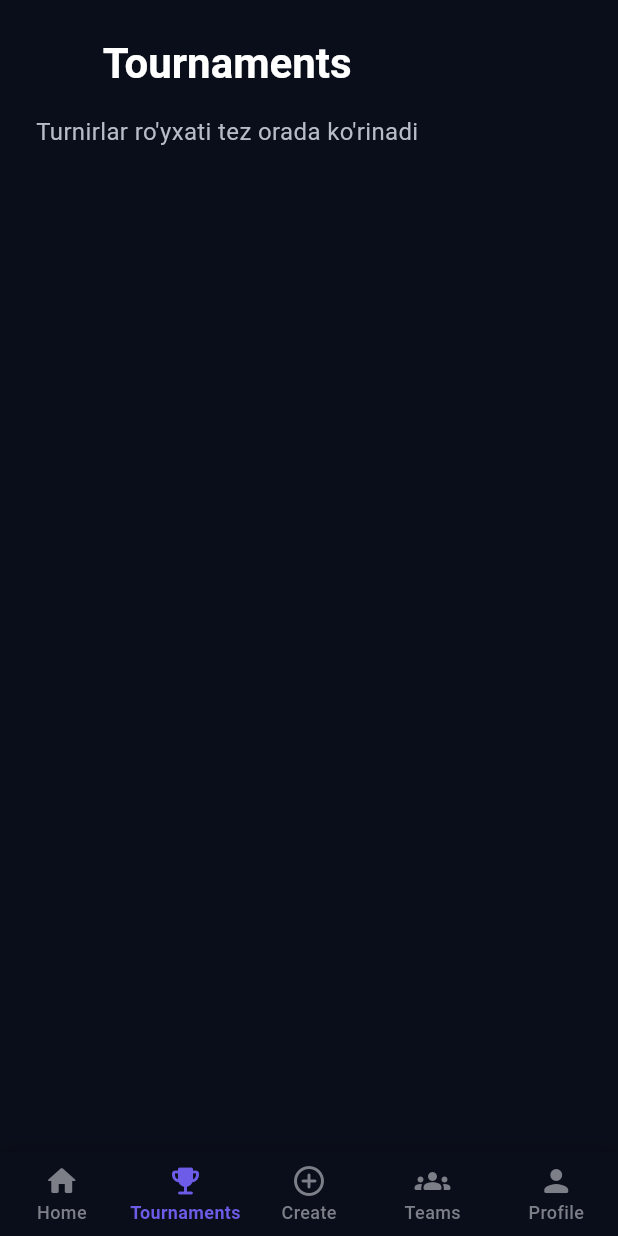
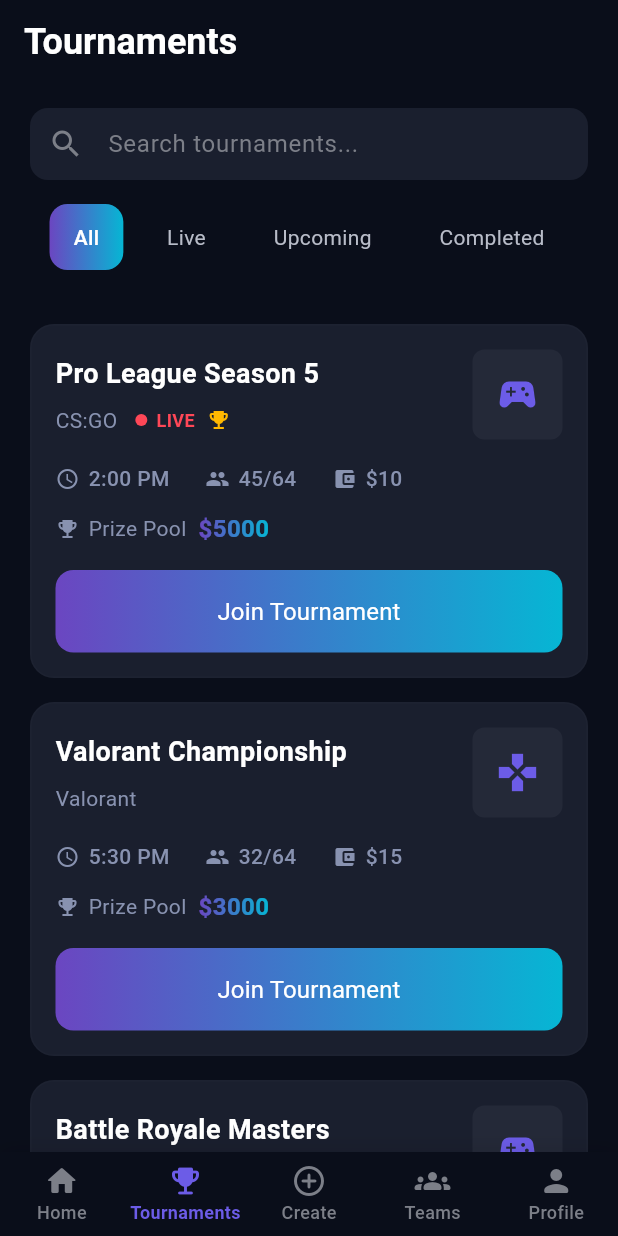
Before and after one commit to Turgunoff/gamehub, a Flutter app: the DashboardPage screen opened by its route, item 2 of the bottom bar chosen, on a phone screen of 412 x 824 dp. Run offline on Flutter 3.47's test engine with Material 3 defaults, Android fonts, the phone set to English and light mode, and no system bars; our stand-ins replace connectivity_plus, equatable, flutter_animate, flutter_bloc, go_router, internet_connection_checker_plus and 2 more; missing offline and left inert: app_settings; accounts and stored records are empty; statements that could not run were skipped.

Commit message:
✨ Integrate Rive animations and enhance navigation in GameHub: Added Rive-related dependencies and updated pubspec.lock. Implemented TournamentsPage in the app router and dashboard, improving user navigation. Refined bottom navigation bar for better user experience.

```diff
--- a/lib/core/router/app_router.dart
+++ b/lib/core/router/app_router.dart
@@ -5,6 +5,7 @@ import '../../features/onboarding/presentation/pages/onboarding_page.dart';
 import '../../features/auth/presentation/pages/login_page.dart';
 import '../../features/auth/presentation/pages/otp_verification_page.dart';
 import '../../features/home/presentation/pages/dashboard_page.dart';
+import '../../features/tournaments/presentation/pages/tournaments_page.dart';
 
 class AppRouter {
   static final GoRouter router = GoRouter(
@@ -27,6 +28,10 @@ class AppRouter {
         path: '/dashboard',
         builder: (context, state) => const DashboardPage(),
       ),
+      GoRoute(
+        path: '/tournaments',
+        builder: (context, state) => const TournamentsPage(),
+      ),
     ],
   );
 }
--- a/lib/features/home/presentation/pages/dashboard_page.dart
+++ b/lib/features/home/presentation/pages/dashboard_page.dart
@@ -5,6 +5,7 @@ import 'package:go_router/go_router.dart';
 import '../../../../core/theme/app_colors.dart';
 import '../../../auth/presentation/bloc/auth_bloc.dart';
 import '../../../../shared/widgets/bottom_nav_bar.dart';
+import '../../../tournaments/presentation/pages/tournaments_page.dart';
 
 class DashboardPage extends StatefulWidget {
   const DashboardPage({super.key});
@@ -644,28 +645,7 @@ class _TournamentsContent extends StatelessWidget {
 
   @override
   Widget build(BuildContext context) {
-    return SafeArea(
-      child: Padding(
-        padding: const EdgeInsets.all(24),
-        child: Column(
-          children: [
-            Text(
-              'Tournaments',
-              style: Theme.of(context).textTheme.headlineMedium?.copyWith(
-                color: AppColors.textPrimary,
-                fontWeight: FontWeight.w700,
-                fontSize: 28,
-              ),
-            ),
-            const SizedBox(height: 16),
-            Text(
-              'Turnirlar ro\'yxati tez orada ko\'rinadi',
-              style: TextStyle(color: AppColors.textSecondary, fontSize: 16),
-            ),
-          ],
-        ),
-      ),
-    );
+    return const TournamentsPage();
   }
 }
 
--- /dev/null
+++ b/lib/features/tournaments/domain/entities/tournament.dart
@@ -0,0 +1,29 @@
+class Tournament {
+  final String id;
+  final String title;
+  final String game;
+  final String status; // "LIVE", "UPCOMING", "COMPLETED"
+  final String time;
+  final int currentParticipants;
+  final int maxParticipants;
+  final double entryFee;
+  final double prizePool;
+  final String imageUrl;
+  final bool isLive;
+  final bool isPremium;
+
+  Tournament({
+    required this.id,
+    required this.title,
+    required this.game,
+    required this.status,
+    required this.time,
+    required this.currentParticipants,
+    required this.maxParticipants,
+    required this.entryFee,
+    required this.prizePool,
+    required this.imageUrl,
+    this.isLive = false,
+    this.isPremium = false,
+  });
+}
--- /dev/null
+++ b/lib/features/tournaments/presentation/pages/tournaments_page.dart
@@ -0,0 +1,276 @@
+import 'package:flutter/material.dart';
+import '../../../../core/theme/app_colors.dart';
+import '../../domain/entities/tournament.dart';
+import '../widgets/tournament_card.dart';
+
+class TournamentsPage extends StatefulWidget {
+  const TournamentsPage({super.key});
+
+  @override
+  State<TournamentsPage> createState() => _TournamentsPageState();
+}
+
+class _TournamentsPageState extends State<TournamentsPage> {
+  String _selectedFilter = 'All';
+  final TextEditingController _searchController = TextEditingController();
+
+  final List<String> _filters = ['All', 'Live', 'Upcoming', 'Completed'];
+
+  @override
+  void dispose() {
+    _searchController.dispose();
+    super.dispose();
+  }
+
+  List<Tournament> get _filteredTournaments {
+    List<Tournament> tournaments = _getMockTournaments();
+
+    if (_selectedFilter != 'All') {
+      tournaments = tournaments.where((tournament) {
+        switch (_selectedFilter) {
+          case 'Live':
+            return tournament.isLive;
+          case 'Upcoming':
+            return !tournament.isLive && tournament.status == 'UPCOMING';
+          case 'Completed':
+            return tournament.status == 'COMPLETED';
+          default:
+            return true;
+        }
+      }).toList();
+    }
+
+    if (_searchController.text.isNotEmpty) {
+      tournaments = tournaments.where((tournament) {
+        return tournament.title.toLowerCase().contains(
+              _searchController.text.toLowerCase(),
+            ) ||
+            tournament.game.toLowerCase().contains(
+              _searchController.text.toLowerCase(),
+            );
+      }).toList();
+    }
+
+    return tournaments;
+  }
+
+  @override
+  Widget build(BuildContext context) {
+    return Scaffold(
+      backgroundColor: AppColors.bgPrimary,
+      appBar: AppBar(
+        backgroundColor: AppColors.bgPrimary,
+        surfaceTintColor: Colors.transparent,
+        elevation: 0,
+        title: const Text(
+          'Tournaments',
+          style: TextStyle(
+            color: AppColors.textPrimary,
+            fontSize: 24,
+            fontWeight: FontWeight.bold,
+          ),
+        ),
+        centerTitle: false,
+      ),
+      body: SafeArea(
+        child: Column(
+          children: [
+            _buildSearchAndFilters(),
+            _buildFilterTabs(),
+            Expanded(child: _buildTournamentsList()),
+          ],
+        ),
+      ),
+    );
+  }
+
+  Widget _buildSearchAndFilters() {
+    return Container(
+      padding: const EdgeInsets.symmetric(horizontal: 20, vertical: 16),
+      child: Container(
+        decoration: BoxDecoration(
+          color: AppColors.bgCard,
+          borderRadius: BorderRadius.circular(12),
+        ),
+        child: TextField(
+          controller: _searchController,
+          onChanged: (value) => setState(() {}),
+          style: const TextStyle(color: AppColors.textPrimary),
+          decoration: const InputDecoration(
+            hintText: 'Search tournaments...',
+            hintStyle: TextStyle(color: AppColors.textTertiary),
+            prefixIcon: Icon(Icons.search, color: AppColors.textTertiary),
+            border: InputBorder.none,
+            contentPadding: EdgeInsets.symmetric(horizontal: 16, vertical: 12),
+          ),
+        ),
+      ),
+    );
+  }
+
+  Widget _buildFilterTabs() {
+    return Container(
+      margin: const EdgeInsets.only(bottom: 16),
+      padding: const EdgeInsets.symmetric(horizontal: 20),
+      child: Row(
+        mainAxisAlignment: MainAxisAlignment.spaceEvenly,
+        children: _filters.map((filter) {
+          final isSelected = filter == _selectedFilter;
+          return GestureDetector(
+            onTap: () => setState(() => _selectedFilter = filter),
+            child: Container(
+              padding: const EdgeInsets.symmetric(vertical: 12, horizontal: 16),
+              decoration: isSelected
+                  ? BoxDecoration(
+                      gradient: const LinearGradient(
+                        colors: [
+                          Color(0xFF6B46C1), // Boshida - bright purple
+                          Color(0xFF06B6D4), // Oxirida - bright blue
+                        ],
+                        begin: Alignment.centerLeft,
+                        end: Alignment.centerRight,
+                      ),
+                      borderRadius: BorderRadius.circular(12),
+                    )
+                  : null,
+              child: Text(
+                filter,
+                textAlign: TextAlign.center,
+                style: TextStyle(
+                  color: isSelected
+                      ? AppColors.textPrimary
+                      : AppColors.textSecondary,
+                  fontSize: 14,
+                  fontWeight: isSelected ? FontWeight.w500 : FontWeight.w400,
+                ),
+              ),
+            ),
+          );
+        }).toList(),
+      ),
+    );
+  }
+
+  Widget _buildTournamentsList() {
+    final tournaments = _filteredTournaments;
+
+    if (tournaments.isEmpty) {
+      return Center(
+        child: Column(
+          mainAxisAlignment: MainAxisAlignment.center,
+          children: [
+            Icon(Icons.sports_esports, size: 64, color: AppColors.textTertiary),
+            const SizedBox(height: 16),
+            Text(
+              'No tournaments found',
+              style: TextStyle(
+                color: AppColors.textSecondary,
+                fontSize: 18,
+                fontWeight: FontWeight.w500,
+              ),
+            ),
+            const SizedBox(height: 8),
+            Text(
+              'Try adjusting your search or filters',
+              style: TextStyle(color: AppColors.textTertiary, fontSize: 14),
+            ),
+          ],
+        ),
+      );
+    }
+
+    return ListView.builder(
+      padding: const EdgeInsets.all(20),
+      itemCount: tournaments.length,
+      itemBuilder: (context, index) {
+        final tournament = tournaments[index];
+        return TournamentCard(
+          tournament: tournament,
+          onJoinPressed: () => _onJoinTournament(tournament),
+          onViewDetailsPressed: () => _onViewTournamentDetails(tournament),
+        );
+      },
+    );
+  }
+
+  void _onJoinTournament(Tournament tournament) {
+    // TODO: Implement join tournament logic
+    ScaffoldMessenger.of(context).showSnackBar(
+      SnackBar(
+        content: Text('Joining ${tournament.title}...'),
+        backgroundColor: AppColors.primary,
+      ),
+    );
+  }
+
+  void _onViewTournamentDetails(Tournament tournament) {
+    // TODO: Implement view tournament details logic
+    ScaffoldMessenger.of(context).showSnackBar(
+      SnackBar(
+        content: Text('Viewing details for ${tournament.title}...'),
+        backgroundColor: AppColors.primary,
+      ),
+    );
+  }
+
+  List<Tournament> _getMockTournaments() {
+    return [
+      Tournament(
+        id: '1',
+        title: 'Pro League Season 5',
+        game: 'CS:GO',
+        status: 'LIVE',
+        time: '2:00 PM',
+        currentParticipants: 45,
+        maxParticipants: 64,
+        entryFee: 10,
+        prizePool: 5000,
+        imageUrl: 'csgo_icon',
+        isLive: true,
+        isPremium: true,
+      ),
+      Tournament(
+        id: '2',
+        title: 'Valorant Championship',
+        game: 'Valorant',
+        status: 'UPCOMING',
+        time: '5:30 PM',
+        currentParticipants: 32,
+        maxParticipants: 64,
+        entryFee: 15,
+        prizePool: 3000,
+        imageUrl: 'valorant_icon',
+        isLive: false,
+        isPremium: false,
+      ),
+      Tournament(
+        id: '3',
+        title: 'Battle Royale Masters',
+        game: 'PUBG',
+        status: 'LIVE',
+        time: '7:00 PM',
+        currentParticipants: 64,
+        maxParticipants: 64,
+        entryFee: 20,
+        prizePool: 10000,
+        imageUrl: 'pubg_icon',
+        isLive: true,
+        isPremium: true,
+      ),
+      Tournament(
+        id: '4',
+        title: 'Rising Stars Tournament',
+        game: 'League of Legends',
+        status: 'UPCOMING',
+        time: 'Tomorrow',
+        currentParticipants: 16,
+        maxParticipants: 32,
+        entryFee: 5,
+        prizePool: 1000,
+        imageUrl: 'lol_icon',
+        isLive: false,
+        isPremium: false,
+      ),
+    ];
+  }
+}
--- /dev/null
+++ b/lib/features/tournaments/presentation/widgets/tournament_card.dart
@@ -0,0 +1,239 @@
+import 'package:flutter/material.dart';
+import '../../domain/entities/tournament.dart';
+import '../../../../core/theme/app_colors.dart';
+
+class TournamentCard extends StatelessWidget {
+  final Tournament tournament;
+  final VoidCallback? onJoinPressed;
+  final VoidCallback? onViewDetailsPressed;
+
+  const TournamentCard({
+    super.key,
+    required this.tournament,
+    this.onJoinPressed,
+    this.onViewDetailsPressed,
+  });
+
+  @override
+  Widget build(BuildContext context) {
+    final bool canJoin =
+        tournament.currentParticipants < tournament.maxParticipants;
+    final bool isLive = tournament.isLive;
+
+    return Container(
+      margin: const EdgeInsets.only(bottom: 16),
+      padding: const EdgeInsets.all(16),
+      decoration: BoxDecoration(
+        color: AppColors.bgCard,
+        borderRadius: BorderRadius.circular(16),
+        border: Border.all(
+          color: AppColors.bgCardLight.withOpacity(0.3),
+          width: 1,
+        ),
+      ),
+      child: Column(
+        crossAxisAlignment: CrossAxisAlignment.start,
+        children: [
+          Row(
+            children: [
+              Expanded(
+                child: Column(
+                  crossAxisAlignment: CrossAxisAlignment.start,
+                  children: [
+                    Text(
+                      tournament.title,
+                      style: const TextStyle(
+                        color: AppColors.textPrimary,
+                        fontSize: 18,
+                        fontWeight: FontWeight.bold,
+                      ),
+                    ),
+                    const SizedBox(height: 8),
+                    Row(
+                      children: [
+                        Text(
+                          tournament.game,
+                          style: const TextStyle(
+                            color: Color(0xFF8892B0),
+                            fontSize: 14,
+                          ),
+                        ),
+                        if (isLive) ...[
+                          const SizedBox(width: 12),
+                          Container(
+                            width: 8,
+                            height: 8,
+                            decoration: const BoxDecoration(
+                              color: AppColors.error,
+                              shape: BoxShape.circle,
+                            ),
+                          ),
+                          const SizedBox(width: 6),
+                          Text(
+                            'LIVE',
+                            style: TextStyle(
+                              color: AppColors.error,
+                              fontSize: 12,
+                              fontWeight: FontWeight.w600,
+                            ),
+                          ),
+                        ],
+                        if (tournament.isPremium) ...[
+                          const SizedBox(width: 8),
+                          const Icon(
+                            Icons.emoji_events,
+                            color: AppColors.warning,
+                            size: 16,
+                          ),
+                        ],
+                      ],
+                    ),
+                  ],
+                ),
+              ),
+              Container(
+                width: 60,
+                height: 60,
+                decoration: BoxDecoration(
+                  borderRadius: BorderRadius.circular(8),
+                  color: AppColors.bgCardLight,
+                ),
+                child: Icon(
+                  _getGameIcon(tournament.game),
+                  color: AppColors.primary,
+                  size: 30,
+                ),
+              ),
+            ],
+          ),
+          const SizedBox(height: 16),
+          Row(
+            children: [
+              _buildInfoItem(
+                Icons.access_time,
+                tournament.time,
+                const Color(0xFF8892B0),
+              ),
+              const SizedBox(width: 24),
+              _buildInfoItem(
+                Icons.people,
+                '${tournament.currentParticipants}/${tournament.maxParticipants}',
+                const Color(0xFF8892B0),
+              ),
+              const SizedBox(width: 24),
+              _buildInfoItem(
+                Icons.account_balance_wallet,
+                '\$${tournament.entryFee.toStringAsFixed(0)}',
+                const Color(0xFF8892B0),
+              ),
+            ],
+          ),
+          const SizedBox(height: 12),
+          Row(
+            children: [
+              const Icon(
+                Icons.emoji_events,
+                color: Color(0xFF8892B0),
+                size: 16,
+              ),
+              const SizedBox(width: 6),
+              const Text(
+                'Prize Pool',
+                style: TextStyle(color: Color(0xFF8892B0), fontSize: 14),
+              ),
+              const SizedBox(width: 8),
+              ShaderMask(
+                shaderCallback: (bounds) => const LinearGradient(
+                  colors: [
+                    Color(0xFF6B46C1), // Deep purple-blue
+                    Color(0xFF06B6D4), // Vibrant cyan-blue
+                  ],
+                  begin: Alignment.centerLeft,
+                  end: Alignment.centerRight,
+                ).createShader(bounds),
+                child: Text(
+                  '\$${tournament.prizePool.toStringAsFixed(0)}',
+                  style: const TextStyle(
+                    color: Colors.white,
+                    fontSize: 16,
+                    fontWeight: FontWeight.bold,
+                  ),
+                ),
+              ),
+            ],
+          ),
+          const SizedBox(height: 16),
+          Container(
+            width: double.infinity,
+            decoration: BoxDecoration(
+              gradient: const LinearGradient(
+                colors: [
+                  Color(0xFF6B46C1), // Deep purple-blue
+                  Color(0xFF06B6D4), // Vibrant cyan-blue
+                ],
+                begin: Alignment.centerLeft,
+                end: Alignment.centerRight,
+              ),
+              borderRadius: BorderRadius.circular(12),
+            ),
+            child: ElevatedButton(
+              onPressed: canJoin ? onJoinPressed : onViewDetailsPressed,
+              style: ElevatedButton.styleFrom(
+                backgroundColor: Colors.transparent,
+                shadowColor: Colors.transparent,
+                shape: RoundedRectangleBorder(
+                  borderRadius: BorderRadius.circular(16),
+                ),
+                padding: const EdgeInsets.symmetric(
+                  horizontal: 24,
+                  vertical: 16,
+                ),
+              ),
+              child: Text(
+                canJoin ? 'Join Tournament' : 'View Details',
+                textAlign: TextAlign.center,
+                style: const TextStyle(
+                  color: AppColors.textPrimary,
+                  fontSize: 16,
+                  fontWeight: FontWeight.w400,
+                ),
+              ),
+            ),
+          ),
+        ],
+      ),
+    );
+  }
+
+  Widget _buildInfoItem(IconData icon, String text, Color textColor) {
+    return Row(
+      children: [
+        Icon(icon, color: const Color(0xFF8892B0), size: 16),
+        const SizedBox(width: 6),
+        Text(
+          text,
+          style: TextStyle(
+            color: textColor,
+            fontSize: 14,
+            fontWeight: FontWeight.w500,
+          ),
+        ),
+      ],
+    );
+  }
+
+  IconData _getGameIcon(String game) {
+    switch (game.toLowerCase()) {
+      case 'cs:go':
+        return Icons.sports_esports;
+      case 'valorant':
+        return Icons.games;
+      case 'pubg':
+        return Icons.sports_esports;
+      case 'league of legends':
+        return Icons.games;
+      default:
+        return Icons.sports_esports;
+    }
+  }
+}
--- a/lib/shared/widgets/bottom_nav_bar.dart
+++ b/lib/shared/widgets/bottom_nav_bar.dart
@@ -29,6 +29,13 @@ class _GameHubBottomNavBarState extends State<GameHubBottomNavBar> {
           ),
         ],
       ),
+      child: Theme(
+        data: Theme.of(context).copyWith(
+          splashColor: Colors.transparent,
+          highlightColor: Colors.transparent,
+          focusColor: Colors.transparent,
+          hoverColor: Colors.transparent,
+        ),
         child: BottomNavigationBar(
           currentIndex: widget.currentIndex,
           onTap: widget.onTap,
@@ -36,6 +43,9 @@ class _GameHubBottomNavBarState extends State<GameHubBottomNavBar> {
           backgroundColor: AppColors.bgDark,
           selectedItemColor: AppColors.primary,
           unselectedItemColor: AppColors.textTertiary,
+          enableFeedback: false,
+          showUnselectedLabels: true,
+          elevation: 0,
           selectedLabelStyle: const TextStyle(
             fontWeight: FontWeight.w600,
             fontSize: 12,
@@ -67,6 +77,7 @@ class _GameHubBottomNavBarState extends State<GameHubBottomNavBar> {
             ),
           ],
         ),
+      ),
     );
   }
 }
--- a/pubspec.yaml
+++ b/pubspec.yaml
@@ -38,6 +38,7 @@ dependencies:
   http: ^1.5.0
   dio: ^5.9.0
   shared_preferences: ^2.5.3
+  rive_animated_icon: ^2.0.5
 
 dev_dependencies:
   flutter_test:
```
Also changed, not shown: pubspec.lock, 6 other files. Lines whose indentation alone changed are shown as unchanged.
